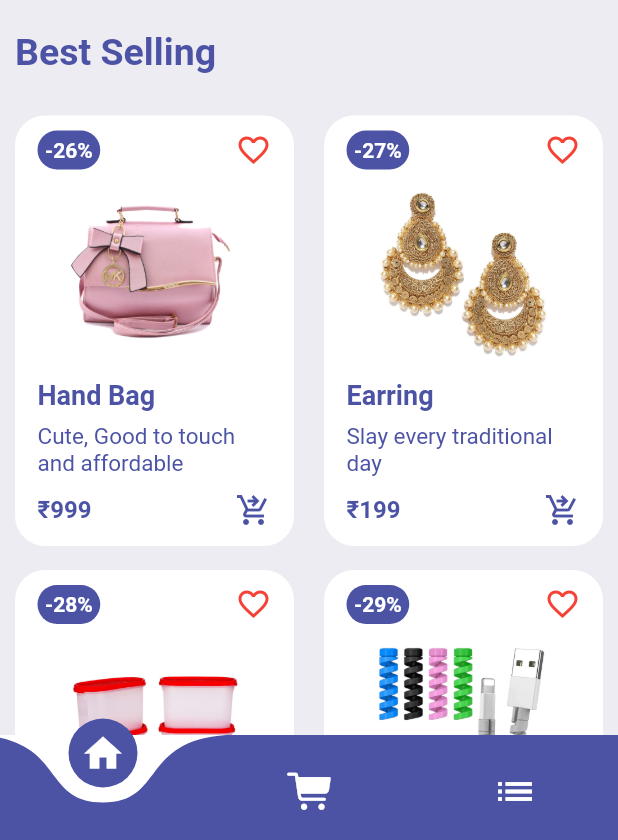
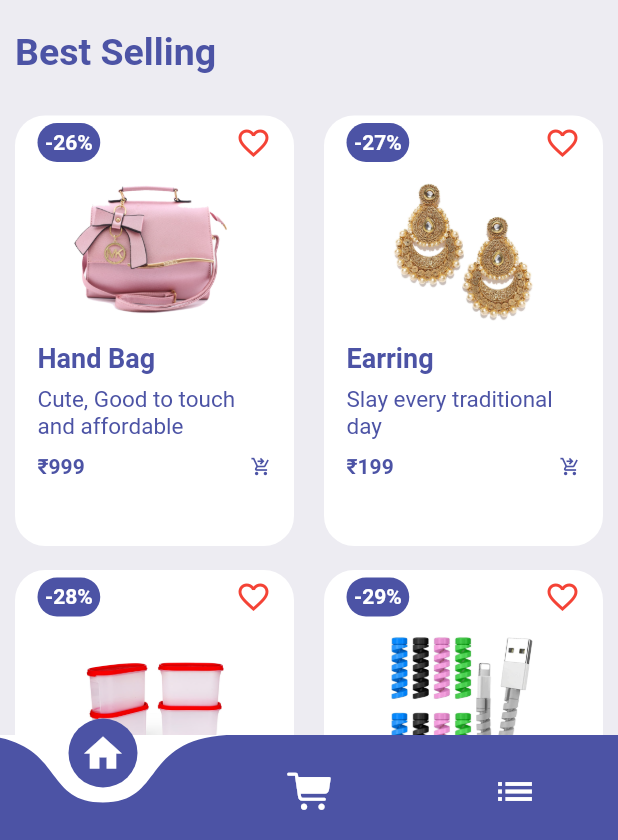
Before and after one commit to TheGrowPalProject/growpal, a Flutter app: the screen it shows after launch, on a phone screen of 412 x 824 dp, the part 396-1236 px from its top. Run offline on Flutter 3.47's test engine with Material 2 defaults, Android fonts, the phone set to English and light mode, and no system bars; drawn by our look-alikes of badges, curved_navigation_bar; our stand-ins replace firebase_core, flutter_rating_bar, flutter_tts; missing offline and left inert: clippy_flutter; accounts and stored records are empty.

Commit message:
Update home page and item widget UI, fix overflows

```diff
--- a/lib/pages/Home_Page.dart
+++ b/lib/pages/Home_Page.dart
@@ -46,7 +46,7 @@ class _Home_PageState extends State<Home_Page> {
                       Container(
                         margin: EdgeInsets.only(left: 5),
                         height: 50,
-                        width: 300,
+                        width: 200,
                         child: TextFormField(
                           decoration: InputDecoration(
                             border: InputBorder.none,
--- a/lib/widgets/ItemsWidget.dart
+++ b/lib/widgets/ItemsWidget.dart
@@ -21,10 +21,13 @@ class ItemsWidget extends StatelessWidget {
       children: [
         for(int i = 1; i<9; i++)
         Container(
+
           padding: EdgeInsets.only(
             left: 15,
             right: 15,
-            top: 10,
+            top: 5,
+
+
           ),
           margin: EdgeInsets.symmetric(vertical: 8, horizontal: 10),
           decoration: BoxDecoration(
@@ -67,7 +70,7 @@ class ItemsWidget extends StatelessWidget {
                   margin: EdgeInsets.all(10),
                   child: Image.asset(
                     "images/image$i.png",
-                    height: 120,
+                    height: 100,
                     width: 120,
                   ),
                 ),
@@ -103,7 +106,7 @@ class ItemsWidget extends StatelessWidget {
                       Text(
                         "₹${globalVariables().prices[i-1]}",
                         style: TextStyle(
-                        fontSize: 16,
+                          fontSize: 14,
                           fontWeight: FontWeight.bold,
                           color: Color(0xFF4C53A5),
                         ),
@@ -111,10 +114,12 @@ class ItemsWidget extends StatelessWidget {
                       Icon(
                         Icons.shopping_cart_checkout,
                         color: Color(0xFF4C53A5),
+                        size: 14,
                       ),
                     ],
                   )
               ),
+
 
             ],
           )
```
Also changed, not shown: pubspec.lock. Lines whose indentation alone changed are shown as unchanged.
